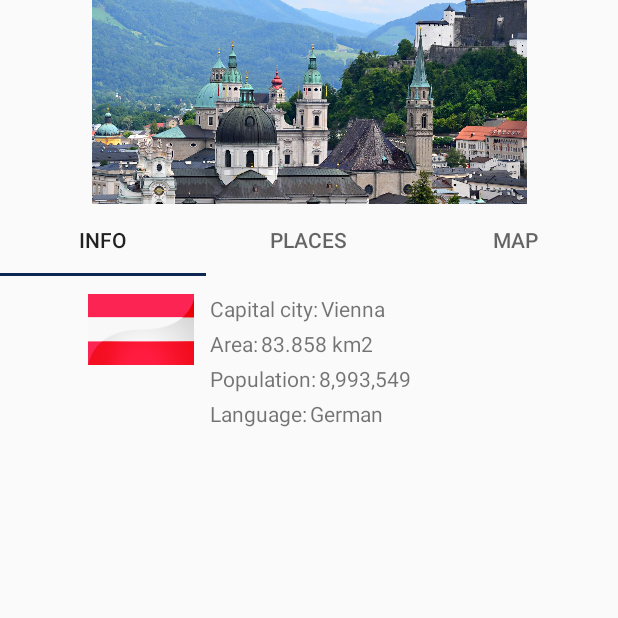
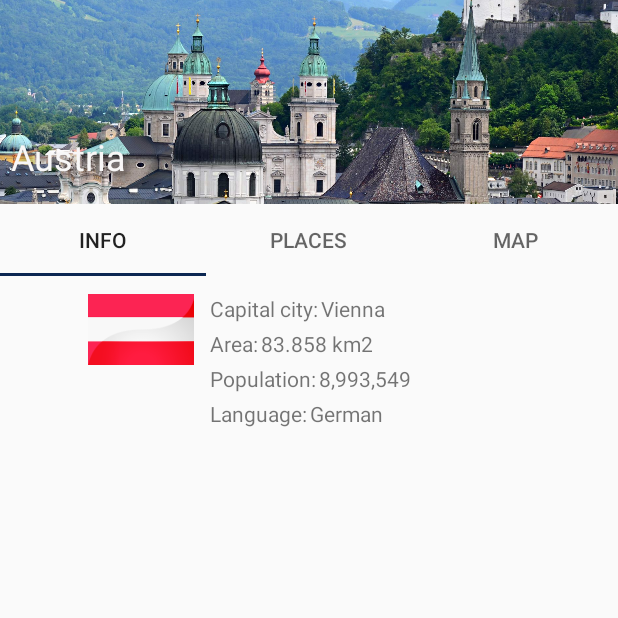
Before and after one commit to ALupic/Sights-App, an Android app: the CountryListActivity screen opened directly, with no data from a screen before it, after a tap on "Austria", on a phone screen of 412 x 824 dp, the top half of it. Run offline under Robolectric (Android 15) with nearby library versions, the phone set to English and light mode, and no system bars.

Commit message:
RelativeLayout setup

```diff
--- a/app/src/main/java/com/example/sightsofeurope/CountryActivity.java
+++ b/app/src/main/java/com/example/sightsofeurope/CountryActivity.java
@@ -10,10 +10,12 @@ import android.support.v4.view.ViewPager;
 import android.support.v7.app.AppCompatActivity;
 import android.os.Bundle;
 import android.widget.ImageView;
+import android.widget.TextView;
 
 public class CountryActivity extends AppCompatActivity {
 
     ImageView imageView2;
+    TextView countryNameTW;
     TabLayout tabLayout;
     TabItem tabInfo;
     TabItem tabPlaces;
@@ -32,6 +34,7 @@ public class CountryActivity extends AppCompatActivity {
 
         Intent in = getIntent();
         Country country = (Country) in.getSerializableExtra("country");
+        String transName = (String) in.getSerializableExtra("name");
         String transCover = (String) in.getSerializableExtra("cover");                          // REVIEW
 
         //Data transfer to Fragment
@@ -45,6 +48,7 @@ public class CountryActivity extends AppCompatActivity {
         fragObj.setArguments(bundle);
 
         imageView2 = findViewById(R.id.imageView2);
+        countryNameTW = findViewById(R.id.countryNameTW);
         tabLayout = findViewById(R.id.tablayout);
         tabInfo = findViewById(R.id.tabInfo);
         tabPlaces = findViewById(R.id.tabPlaces);
@@ -61,6 +65,8 @@ public class CountryActivity extends AppCompatActivity {
         int resourceId = res.getIdentifier(transCover, "drawable", c.getPackageName());         // REVIEW
 
         imageView2.setImageResource(resourceId);
+
+        countryNameTW.setText(transName);
 
         tabLayout.addOnTabSelectedListener(new TabLayout.OnTabSelectedListener(){
             @Override
--- a/app/src/main/java/com/example/sightsofeurope/CountryListActivity.java
+++ b/app/src/main/java/com/example/sightsofeurope/CountryListActivity.java
@@ -55,6 +55,7 @@ public class CountryListActivity extends AppCompatActivity {
                 //  showArticleActivity.putExtra("com.example.news24.ITEM_INDEX", position);
                 int countryId = allCountries.get(i).getId();
                 Country country = db.findCountryById(countryId);
+                showCountryActivity.putExtra("name", country.getName());
                 showCountryActivity.putExtra("cover", country.getCover());
                 showCountryActivity.putExtra("capital", country.getCapital());
                 showCountryActivity.putExtra("area", country.getArea());
--- a/app/src/main/java/com/example/sightsofeurope/DatabaseHelper.java
+++ b/app/src/main/java/com/example/sightsofeurope/DatabaseHelper.java
@@ -29,14 +29,15 @@ public class DatabaseHelper extends SQLiteOpenHelper {
         db.execSQL("INSERT INTO country VALUES(3, 'Czech Republic', 'flag_cz', 'cover_cz', 'Prague', '78.866 km2', '10,703,353', 'Czech', 'Christian', 'Euro', 'Belgie')");
         db.execSQL("INSERT INTO country VALUES(4, 'France', 'flag_fr', 'cover_fr', 'Paris', '551.695 km2', '65,213,401', 'French', 'Christian', 'Euro', 'Belgie')");
         db.execSQL("INSERT INTO country VALUES(5, 'Germany', 'flag_de', 'cover_de', 'Berlin', '357.386 km2', '83,753,511', 'German', 'Christian', 'Euro', 'Belgie')");
-        db.execSQL("INSERT INTO country VALUES(6, 'Greece', 'flag_gr', 'cover_gr', 'Athens', '131.940 km2', '10,444,289', 'Greek', 'Christian', 'Euro', 'Belgie')");
-        db.execSQL("INSERT INTO country VALUES(7, 'Hungary', 'flag_hu', 'cover_hu', 'Budapest', '93.030 km2', '9,671,013', 'Hungarian', 'Christian', 'Euro', 'Belgie')");
-        db.execSQL("INSERT INTO country VALUES(8, 'Italy', 'flag_it', 'cover_it', 'Rome', '301.338 km2', '60,503,793', 'Italian', 'Christian', 'Euro', 'Belgie')");
-        db.execSQL("INSERT INTO country VALUES(9, 'Ireland', 'flag_ie', 'cover_ie', 'Dublin', '70.273 km2', '4,921,183', 'Irish, English', 'Christian', 'Euro', 'Belgie')");
-        db.execSQL("INSERT INTO country VALUES(10, 'Norway', 'flag_no', 'cover_no', 'Oslo', '385.178 km2', '5,403,544', 'Norwegian', 'Christian', 'Euro', 'Belgie')");
-        db.execSQL("INSERT INTO country VALUES(11, 'Portugal', 'flag_pt', 'cover_pt', 'Lisbon', '91.568 km2', '10,208,226', 'Portuguese', 'Christian', 'Euro', 'Belgie')");
-        db.execSQL("INSERT INTO country VALUES(12, 'Spain', 'flag_es', 'cover_es', 'Madrid', '498.511 km2', '46,763,147', 'Spanish', 'Christian', 'Euro', 'Belgie')");
-        db.execSQL("INSERT INTO country VALUES(13, 'Turkey', 'flag_tr', 'cover_tr', 'Ankara', '783.562 km2', '84,090,239', 'Turkish', 'Christian', 'Euro', 'Belgie')");
+        db.execSQL("INSERT INTO country VALUES(6, 'Great Britain', 'flag_uk', 'cover_uk', 'London', '242.495 km2', '66,595,844', 'English', 'Christian', 'Euro', 'Belgie')");
+        db.execSQL("INSERT INTO country VALUES(7, 'Greece', 'flag_gr', 'cover_gr', 'Athens', '131.940 km2', '10,444,289', 'Greek', 'Christian', 'Euro', 'Belgie')");
+        db.execSQL("INSERT INTO country VALUES(8, 'Hungary', 'flag_hu', 'cover_hu', 'Budapest', '93.030 km2', '9,671,013', 'Hungarian', 'Christian', 'Euro', 'Belgie')");
+        db.execSQL("INSERT INTO country VALUES(9, 'Italy', 'flag_it', 'cover_it', 'Rome', '301.338 km2', '60,503,793', 'Italian', 'Christian', 'Euro', 'Belgie')");
+        db.execSQL("INSERT INTO country VALUES(10, 'Ireland', 'flag_ie', 'cover_ie', 'Dublin', '70.273 km2', '4,921,183', 'Irish, English', 'Christian', 'Euro', 'Belgie')");
+        db.execSQL("INSERT INTO country VALUES(11, 'Norway', 'flag_no', 'cover_no', 'Oslo', '385.178 km2', '5,403,544', 'Norwegian', 'Christian', 'Euro', 'Belgie')");
+        db.execSQL("INSERT INTO country VALUES(12, 'Portugal', 'flag_pt', 'cover_pt', 'Lisbon', '91.568 km2', '10,208,226', 'Portuguese', 'Christian', 'Euro', 'Belgie')");
+        db.execSQL("INSERT INTO country VALUES(13, 'Spain', 'flag_es', 'cover_es', 'Madrid', '498.511 km2', '46,763,147', 'Spanish', 'Christian', 'Euro', 'Belgie')");
+        db.execSQL("INSERT INTO country VALUES(14, 'Turkey', 'flag_tr', 'cover_tr', 'Ankara', '783.562 km2', '84,090,239', 'Turkish', 'Christian', 'Euro', 'Belgie')");
     }
 
     @Override
--- a/app/src/main/res/layout/activity_country.xml
+++ b/app/src/main/res/layout/activity_country.xml
@@ -6,21 +6,53 @@
     android:layout_height="wrap_content"
     tools:context=".CountryActivity">
 
-    <ImageView
-        android:id="@+id/imageView2"
+    <RelativeLayout
+        android:id="@+id/relativeLayout"
         android:layout_width="422dp"
         android:layout_height="136dp"
         app:layout_constraintEnd_toEndOf="parent"
         app:layout_constraintStart_toStartOf="parent"
-        app:layout_constraintTop_toTopOf="parent"
-        app:srcCompat="@drawable/color_cursor" />
+        app:layout_constraintTop_toTopOf="parent">
+
+        <ImageView
+            android:id="@+id/imageView2"
+            android:layout_width="422dp"
+            android:layout_height="136dp"
+            android:adjustViewBounds="true"
+            android:scaleType="centerCrop"
+            app:layout_constraintEnd_toEndOf="parent"
+            app:layout_constraintStart_toStartOf="parent"
+            app:layout_constraintTop_toTopOf="parent"
+            app:srcCompat="@drawable/color_cursor" />
+
+        <TextView
+            android:id="@+id/countryNameTW"
+            android:layout_width="wrap_content"
+            android:layout_height="wrap_content"
+            android:layout_alignBottom="@+id/imageView2"
+            android:layout_alignParentStart="true"
+            android:layout_alignParentLeft="true"
+            android:layout_gravity="center_horizontal"
+            android:layout_marginStart="0dp"
+            android:layout_marginLeft="0dp"
+            android:layout_marginBottom="3dp"
+            android:shadowColor="#950A0A0A"
+            android:shadowDx="5"
+            android:shadowDy="5"
+            android:shadowRadius="5"
+            android:padding="12dip"
+            android:text="Country name"
+            android:textColor="#F8F7F7"
+            android:textSize="24sp"/>
+
+    </RelativeLayout>
 
     <FrameLayout
         android:layout_width="412dp"
         android:layout_height="599dp"
         app:layout_constraintEnd_toEndOf="parent"
         app:layout_constraintStart_toStartOf="parent"
-        app:layout_constraintTop_toBottomOf="@+id/imageView2">
+        app:layout_constraintTop_toBottomOf="@+id/relativeLayout">
 
         <android.support.design.widget.TabLayout
             android:id="@+id/tablayout"
```
Also changed, not shown: app/src/main/res/drawable/cover_uk.jpg (added), app/src/main/res/drawable/flag_uk.png (added).
